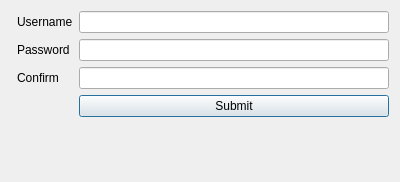
Before: the Qt Designer form QTClient/untitled/DialogSignup.ui in lap089/ServerImageLibrary, drawn with Qt 5.
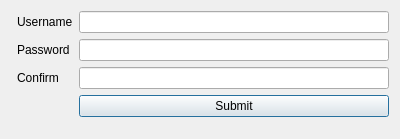
After: the same form once the commit is applied.

```diff
--- a/QTClient/untitled/DialogSignup.ui
+++ b/QTClient/untitled/DialogSignup.ui
@@ -7,7 +7,7 @@
     <x>0</x>
     <y>0</y>
     <width>400</width>
-    <height>182</height>
+    <height>139</height>
    </rect>
   </property>
   <property name="windowTitle">
```
